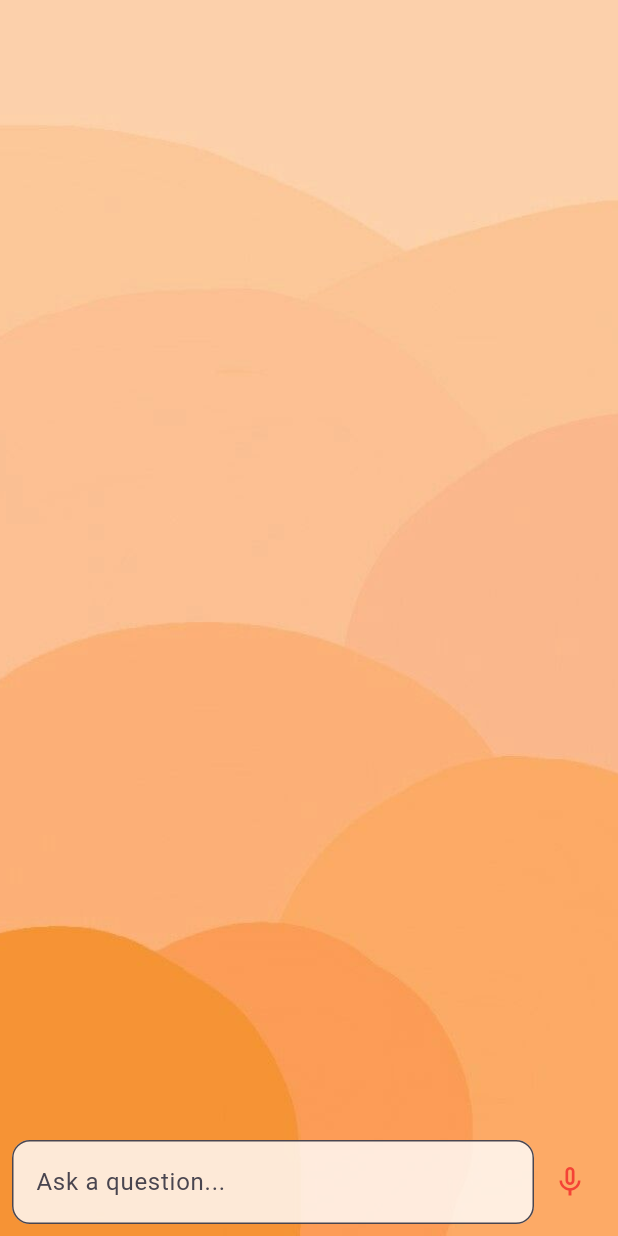
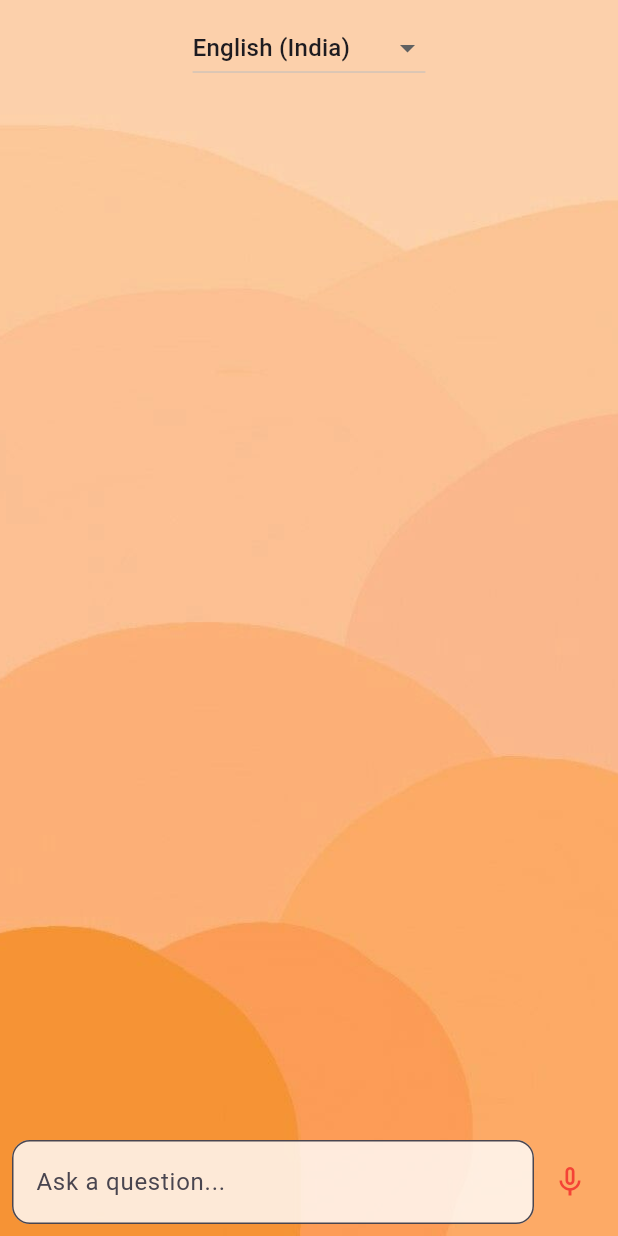
Before and after one commit to Aniudupa15/Judica, a Flutter app: the ChatScreenUser screen opened directly, on a phone screen of 412 x 824 dp. Run offline on Flutter 3.47's test engine with Material 3 defaults, Android fonts, the phone set to English and light mode, and no system bars; our stand-ins replace cloud_firestore, dio, firebase_auth, firebase_core, flutter_spinkit, geolocator and 9 more; missing offline and left inert: flutter_pdfview; accounts and stored records are empty.

Commit message:
completed with voice to text for all languages

```diff
--- a/lib/user/chat_bot_user.dart
+++ b/lib/user/chat_bot_user.dart
@@ -3,6 +3,7 @@ import 'package:share_plus/share_plus.dart';
 import 'package:shared_preferences/shared_preferences.dart';
 import 'dart:convert';
 import 'package:speech_to_text/speech_to_text.dart' as stt;
+import 'package:google_fonts/google_fonts.dart'; // Import Google Fonts
 
 import '../common_pages/lawgpt_service.dart';
 
@@ -21,6 +22,22 @@ class _ChatScreenUserState extends State<ChatScreenUser> {
   final stt.SpeechToText _speech = stt.SpeechToText();
   bool _isListening = false;
   String _text = "Tap the microphone to start";
+  String _selectedLanguage = 'en-IN'; // Default language
+
+  // List of Indian languages with their locale codes
+  final Map<String, String> indianLanguages = {
+    'English (India)': 'en-IN',
+    'Hindi (India)': 'hi-IN',
+    'Bengali (India)': 'bn-IN',
+    'Telugu (India)': 'te-IN',
+    'Marathi (India)': 'mr-IN',
+    'Tamil (India)': 'ta-IN',
+    'Urdu (India)': 'ur-IN',
+    'Gujarati (India)': 'gu-IN',
+    'Kannada (India)': 'kn-IN',
+    'Malayalam (India)': 'ml-IN',
+    'Punjabi (India)': 'pa-IN',
+  };
 
   @override
   void initState() {
@@ -108,6 +125,7 @@ class _ChatScreenUserState extends State<ChatScreenUser> {
             controller.text = result.recognizedWords;
           });
         },
+        localeId: _selectedLanguage, // Set the selected language
       );
       setState(() {
         _isListening = true;
@@ -120,6 +138,34 @@ class _ChatScreenUserState extends State<ChatScreenUser> {
     setState(() {
       _isListening = false;
     });
+  }
+
+  // Method to get font style based on selected language
+  TextStyle getFontStyleForLanguage(String languageCode) {
+    switch (languageCode) {
+      case 'hi-IN': // Hindi
+        return GoogleFonts.notoSansDevanagari();
+      case 'bn-IN': // Bengali
+        return GoogleFonts.notoSansBengali();
+      case 'te-IN': // Telugu
+        return GoogleFonts.notoSansTelugu();
+      case 'mr-IN': // Marathi
+        return GoogleFonts.notoSansDevanagari();
+      case 'ta-IN': // Tamil
+        return GoogleFonts.notoSansTamil();
+      case 'ur-IN': // Urdu
+        return GoogleFonts.notoNastaliqUrdu();
+      case 'gu-IN': // Gujarati
+        return GoogleFonts.notoSansGujarati();
+      case 'kn-IN': // Kannada
+        return GoogleFonts.notoSansKannada();
+      case 'ml-IN': // Malayalam
+        return GoogleFonts.notoSansMalayalam();
+      case 'pa-IN': // Punjabi
+        return GoogleFonts.notoSansGurmukhi();
+      default: // English and others
+        return GoogleFonts.roboto();
+    }
   }
 
   @override
@@ -137,6 +183,24 @@ class _ChatScreenUserState extends State<ChatScreenUser> {
           ),
           Column(
             children: [
+              // Language selection dropdown
+              Padding(
+                padding: const EdgeInsets.all(8.0),
+                child: DropdownButton<String>(
+                  value: _selectedLanguage,
+                  onChanged: (String? newValue) {
+                    setState(() {
+                      _selectedLanguage = newValue!;
+                    });
+                  },
+                  items: indianLanguages.entries.map((entry) {
+                    return DropdownMenuItem<String>(
+                      value: entry.value,
+                      child: Text(entry.key),
+                    );
+                  }).toList(),
+                ),
+              ),
               Expanded(
                 child: ListView.builder(
                   itemCount: chatHistory.length,
@@ -148,7 +212,7 @@ class _ChatScreenUserState extends State<ChatScreenUser> {
                         ListTile(
                           title: Text(
                             "You: ${entry['question']}",
-                            style: TextStyle(
+                            style: getFontStyleForLanguage(_selectedLanguage).copyWith(
                               fontWeight: FontWeight.bold,
                               color: Colors.black,
                             ),
@@ -177,7 +241,9 @@ class _ChatScreenUserState extends State<ChatScreenUser> {
                         ListTile(
                           title: Text(
                             "LawGPT: ${entry['answer']}",
-                            style: const TextStyle(color: Colors.black),
+                            style: getFontStyleForLanguage(_selectedLanguage).copyWith(
+                              color: Colors.black,
+                            ),
                           ),
                           tileColor: Colors.white.withOpacity(0.8),
                         ),
@@ -206,6 +272,7 @@ class _ChatScreenUserState extends State<ChatScreenUser> {
                             borderRadius: BorderRadius.circular(12),
                           ),
                         ),
+                        style: getFontStyleForLanguage(_selectedLanguage),
                       ),
                     ),
                     IconButton(
--- a/pubspec.yaml
+++ b/pubspec.yaml
@@ -51,8 +51,9 @@ dependencies:
   open_file: ^3.5.4
   share_plus: ^10.0.0
   geolocator: ^13.0.2
-  voice_to_text: ^1.0.3
-
+  # voice_to_text: ^1.0.3
+  speech_to_text: ^7.0.0
+  google_fonts: ^6.2.1
 
 
   # The following adds the Cupertino Icons font to your application.
```
Also changed, not shown: lib/common_pages/lawgpt_service.dart (+19 -21 lines), assets/fonts/kannada.ttf (added), pubspec.lock, 4 other files.
